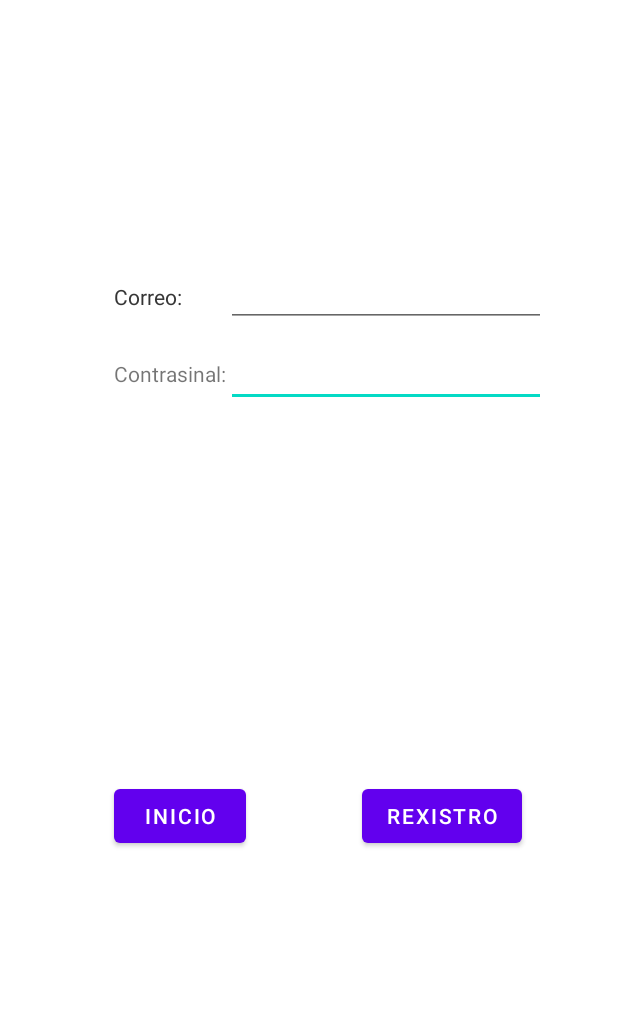
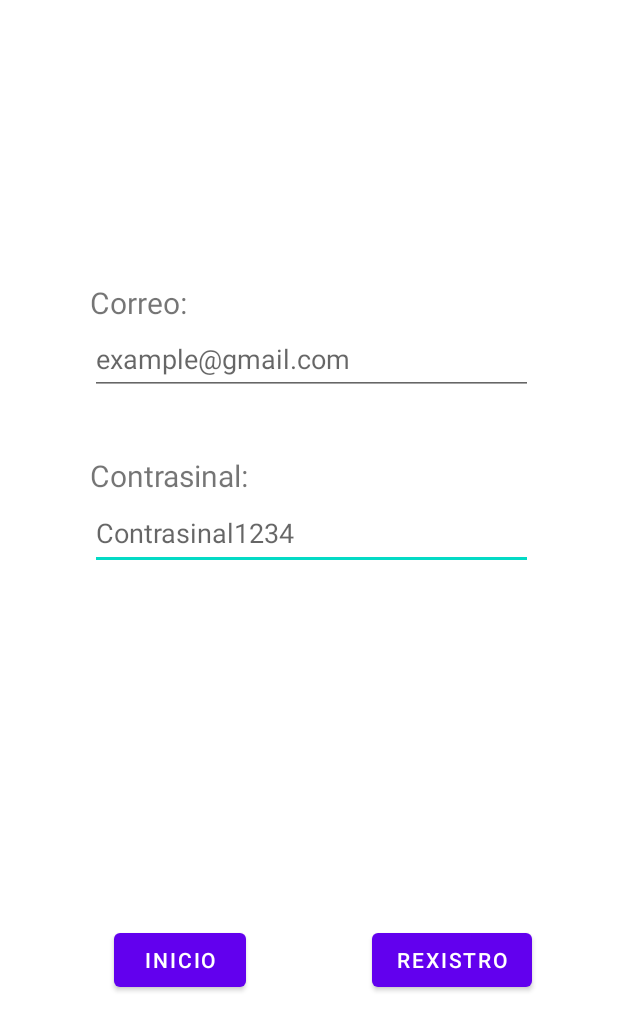
Before and after one commit to AlejandroGonzalez02/Agarimo, an Android app: the layout activity_rexistro.xml on its own in the app's theme, with its tools: preview values and no code run, on a phone screen of 412 x 824 dp. Shown: the top 1031 px of the screen. Run offline under Robolectric (Android 15) with nearby library versions, the phone set to English and light mode, and no system bars.

Commit message:
Basico funcional

```diff
--- a/app/src/main/res/layout/activity_rexistro.xml
+++ b/app/src/main/res/layout/activity_rexistro.xml
@@ -6,30 +6,22 @@
     android:layout_height="match_parent"
     tools:context=".Rexistro">
 
-    <TextView
-        android:id="@+id/usuario"
-        android:layout_width="wrap_content"
-        android:layout_height="wrap_content"
-        android:layout_marginStart="76dp"
-        android:layout_marginTop="188dp"
-        android:text="Correo:"
-        app:layout_constraintStart_toStartOf="parent"
-        app:layout_constraintTop_toTopOf="parent" />
 
     <androidx.constraintlayout.widget.ConstraintLayout
         android:layout_width="match_parent"
         android:layout_height="match_parent"
         android:layout_weight="1"
-        tools:layout_editor_absoluteX="47dp"
-        tools:layout_editor_absoluteY="32dp">
+        app:layout_constraintStart_toStartOf="parent"
+        tools:layout_editor_absoluteY="16dp">
 
         <TextView
             android:id="@+id/Usuario"
             android:layout_width="wrap_content"
             android:layout_height="wrap_content"
-            android:layout_marginStart="76dp"
+            android:layout_marginStart="60dp"
             android:layout_marginTop="188dp"
-            android:text="Correo:"
+            android:text="@string/correo"
+            android:textSize="20sp"
             app:layout_constraintStart_toStartOf="parent"
             app:layout_constraintTop_toTopOf="parent" />
 
@@ -37,51 +29,57 @@
             android:id="@+id/Contrasinal"
             android:layout_width="wrap_content"
             android:layout_height="wrap_content"
-            android:layout_marginTop="32dp"
+            android:layout_marginStart="60dp"
+            android:layout_marginTop="40dp"
             android:text="@string/contrasinal"
-            app:layout_constraintStart_toStartOf="@+id/Usuario"
-            app:layout_constraintTop_toBottomOf="@+id/Usuario" />
+            android:textSize="20sp"
+            app:layout_constraintStart_toStartOf="parent"
+            app:layout_constraintTop_toBottomOf="@+id/emailEditText" />
 
         <EditText
             android:id="@+id/passwordEditText"
-            android:layout_width="wrap_content"
-            android:layout_height="wrap_content"
-            android:layout_marginTop="8dp"
+            android:layout_width="295dp"
+            android:layout_height="49dp"
+            android:layout_marginStart="60dp"
+            android:autofillHints=""
             android:ems="10"
+            android:hint="Contrasinal1234"
             android:inputType="textPassword"
-            app:layout_constraintStart_toEndOf="@+id/Contrasinal"
-            app:layout_constraintTop_toBottomOf="@+id/emailEditText"
-            android:autofillHints="" />
+            app:layout_constraintStart_toStartOf="parent"
+            app:layout_constraintTop_toBottomOf="@+id/Contrasinal"
+            tools:ignore="contrasinal" />
 
         <EditText
             android:id="@+id/emailEditText"
-            android:layout_width="wrap_content"
-            android:layout_height="wrap_content"
-            android:layout_marginBottom="21dp"
+            android:layout_width="295dp"
+            android:layout_height="48dp"
+            android:layout_marginStart="60dp"
+            android:autofillHints=""
             android:ems="10"
+            android:hint="example@gmail.com"
             android:inputType="textEmailAddress"
-            app:layout_constraintBottom_toTopOf="@+id/Contrasinal"
-            app:layout_constraintStart_toStartOf="@+id/passwordEditText"
-            android:autofillHints="" />
+            app:layout_constraintStart_toStartOf="parent"
+            app:layout_constraintTop_toBottomOf="@+id/Usuario" />
 
         <Button
             android:id="@+id/botonInicio"
             android:layout_width="wrap_content"
             android:layout_height="wrap_content"
             android:layout_marginStart="76dp"
+            android:layout_marginBottom="160dp"
             android:text="@string/inicio"
-            app:layout_constraintBaseline_toBaselineOf="@+id/botonRexitro"
+            app:layout_constraintBottom_toBottomOf="parent"
             app:layout_constraintStart_toStartOf="parent" />
 
         <Button
             android:id="@+id/botonRexitro"
             android:layout_width="wrap_content"
             android:layout_height="wrap_content"
-            android:layout_marginEnd="64dp"
-            android:layout_marginBottom="256dp"
+            android:layout_marginStart="172dp"
+            android:layout_marginBottom="160dp"
             android:text="@string/rexistro"
             app:layout_constraintBottom_toBottomOf="parent"
-            app:layout_constraintEnd_toEndOf="parent" />
+            app:layout_constraintStart_toStartOf="@+id/botonInicio" />
     </androidx.constraintlayout.widget.ConstraintLayout>
 
 </androidx.constraintlayout.widget.ConstraintLayout>
--- a/app/src/main/res/values/strings.xml
+++ b/app/src/main/res/values/strings.xml
@@ -4,4 +4,5 @@
     <string name="contrasinal">Contrasinal:</string>
     <string name="rexistro">Rexistro</string>
     <string name="inicio">Inicio</string>
+    <string name="correo">Correo:</string>
 </resources>
--- a/build.gradle
+++ b/build.gradle
@@ -10,7 +10,7 @@ buildscript {
         classpath 'com.google.gms:google-services:4.3.10'
 
         //map
-        classpath "com.google.android.libraries.mapsplatform.secrets-gradle-plugin:secrets-gradle-plugin:2.0.0"
+        classpath "com.google.android.libraries.mapsplatform.secrets-gradle-plugin:secrets-gradle-plugin:2.0.1"
 
 
         // NOTE: Do not place your application dependencies here; they belong
```
Also changed, not shown: app/src/main/AndroidManifest.xml (+8 -6 lines), app/src/main/java/com/example/agarimo/Crontrasinal.kt (deleted, +0 -61 lines), app/src/main/java/com/example/agarimo/MapsActivity.kt (+4 -4 lines), app/src/main/java/com/example/agarimo/Rexistro.kt (+43 -25 lines), app/src/main/res/layout/layout_entrada.xml (deleted, +0 -71 lines), app/src/main/res/layout/pantallainicial.xml (added, +30 -0 lines), app/src/main/res/drawable/icona.png (added).
